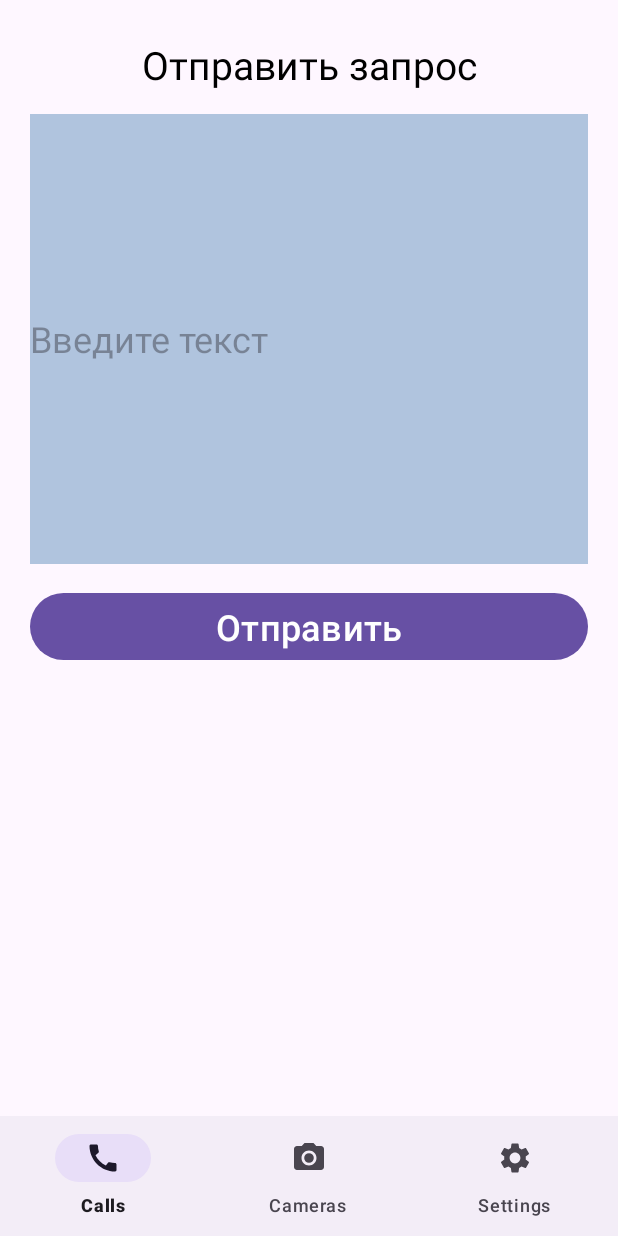
After one commit to s1Dan/AccessApplication, an Android app: the fragment SettingsSupportMessageFragment placed in its activity, on a phone screen of 412 x 824 dp. The commit adds this screen. Run offline under Robolectric (Android 15) with nearby library versions, the phone set to English and light mode, and no system bars.

Commit message:
new settins_support_message_fragment

```diff
--- a/app/src/main/java/com/example/myapplicationaccess/settings/SettingsFragment.kt
+++ b/app/src/main/java/com/example/myapplicationaccess/settings/SettingsFragment.kt
@@ -38,6 +38,15 @@ class SettingsFragment : Fragment() {
                 .commit()
         }
 
+        val supportLinearLayout = view.findViewById<LinearLayout>(R.id.linearLayout_support_message)
+        supportLinearLayout.setOnClickListener {
+            val newFragment = SettingsSupportMessageFragment()
+
+            parentFragmentManager.beginTransaction()
+                .replace(R.id.fragment_container, newFragment)
+                .addToBackStack(null)
+                .commit()
+        }
 
 
 
--- /dev/null
+++ b/app/src/main/java/com/example/myapplicationaccess/settings/SettingsSupportMessageFragment.kt
@@ -0,0 +1,39 @@
+package com.example.myapplicationaccess.settings
+
+import android.os.Bundle
+import android.util.Log
+import androidx.fragment.app.Fragment
+import android.view.LayoutInflater
+import android.view.View
+import android.view.ViewGroup
+import android.widget.Button
+import android.widget.EditText
+import android.widget.Toast
+import com.example.myapplicationaccess.R
+
+class SettingsSupportMessageFragment : Fragment() {
+
+
+    override fun onCreateView(
+        inflater: LayoutInflater, container: ViewGroup?,
+        savedInstanceState: Bundle?
+    ): View? {
+        val view = inflater.inflate(R.layout.fragment_settings_support_message, container, false)
+
+        val buttonSend = view.findViewById<Button>(R.id.btn_supportMessage)
+        buttonSend.setOnClickListener {
+            // Обработка нажатия на кнопку "Ок"
+
+            // Код для отправки содержимого EditText
+
+            // Отображение всплывающего сообщения об успешной отправке сообщения
+            val message = "Сообщение успешно отправлено: $"
+            Toast.makeText(requireContext(), message, Toast.LENGTH_SHORT).show()
+            Log.d("TAG","123" )
+
+            // Закрытие фрагмента SettingsSupportMessageFragment и возврат к фрагменту SettingsFragment
+            parentFragmentManager.popBackStack()
+        }
+        return view
+    }
+}
--- a/app/src/main/res/layout/fragment_settings.xml
+++ b/app/src/main/res/layout/fragment_settings.xml
@@ -135,7 +135,7 @@
             android:layout_marginEnd="10dp"/>
 
         <LinearLayout
-            android:id="@+id/my_list_item_3"
+            android:id="@+id/linearLayout_support_message"
             android:layout_width="300dp"
             android:layout_height="wrap_content"
             android:layout_gravity="center"
--- /dev/null
+++ b/app/src/main/res/layout/fragment_settings_support_message.xml
@@ -0,0 +1,55 @@
+<?xml version="1.0" encoding="utf-8"?>
+<androidx.constraintlayout.widget.ConstraintLayout xmlns:android="http://schemas.android.com/apk/res/android"
+    xmlns:tools="http://schemas.android.com/tools"
+    android:layout_width="match_parent"
+    android:layout_height="match_parent"
+    xmlns:app="http://schemas.android.com/apk/res-auto"
+    tools:context=".settings.SettingsSupportMessageFragment">
+
+
+    <TextView
+        android:id="@+id/tv_supportMessage"
+        android:layout_width="wrap_content"
+        android:layout_height="wrap_content"
+        android:text="Отправить запрос"
+        app:layout_constraintTop_toTopOf="parent"
+        app:layout_constraintLeft_toLeftOf="parent"
+        app:layout_constraintRight_toRightOf="parent"
+        android:textColor="@color/black"
+        android:textAlignment="center"
+        android:textAllCaps="false"
+        android:textSize="26sp"
+        android:layout_marginTop="25dp"/>
+
+    <EditText
+        android:id="@+id/ed_supportMessage"
+        android:layout_width="match_parent"
+        android:layout_height="300dp"
+        app:layout_constraintTop_toBottomOf="@id/tv_supportMessage"
+        app:layout_constraintLeft_toLeftOf="parent"
+        app:layout_constraintRight_toRightOf="parent"
+        android:hint="Введите текст"
+        android:textSize="24sp"
+        android:textAllCaps="false"
+        android:textColor="@color/black"
+        android:layout_marginTop="15dp"
+        android:layout_marginStart="20dp"
+        android:layout_marginEnd="20dp"
+        android:scrollbarAlwaysDrawVerticalTrack="true"
+        android:background="@color/light_steel_blue"/>
+
+    <Button
+        android:id="@+id/btn_supportMessage"
+        android:layout_width="match_parent"
+        android:layout_height="wrap_content"
+        android:text="Отправить"
+        app:layout_constraintTop_toBottomOf="@id/ed_supportMessage"
+        app:layout_constraintLeft_toLeftOf="parent"
+        app:layout_constraintRight_toRightOf="parent"
+        android:textSize="24sp"
+        android:layout_marginTop="15dp"
+        android:layout_marginStart="20dp"
+        android:layout_marginEnd="20dp"
+        android:gravity="center|bottom" />
+
+</androidx.constraintlayout.widget.ConstraintLayout>
```
